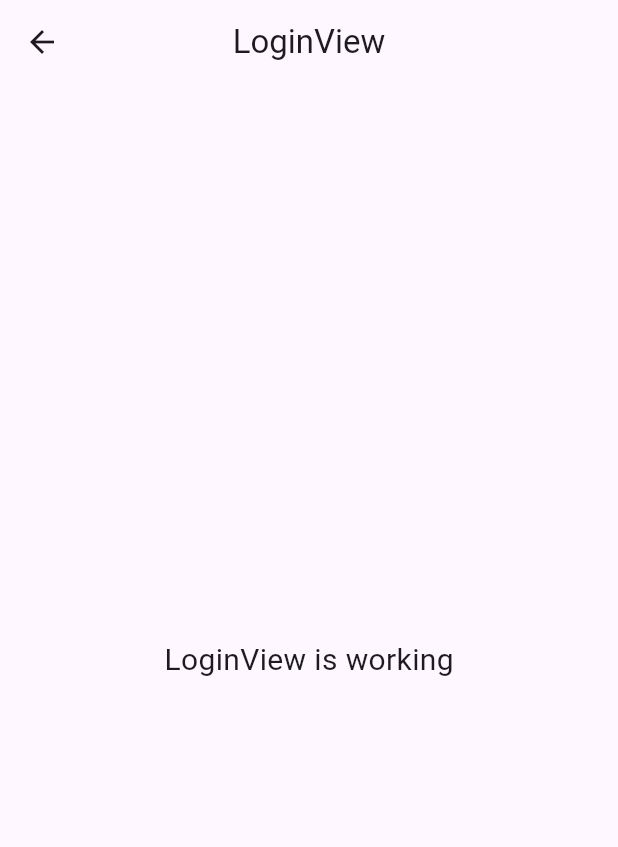
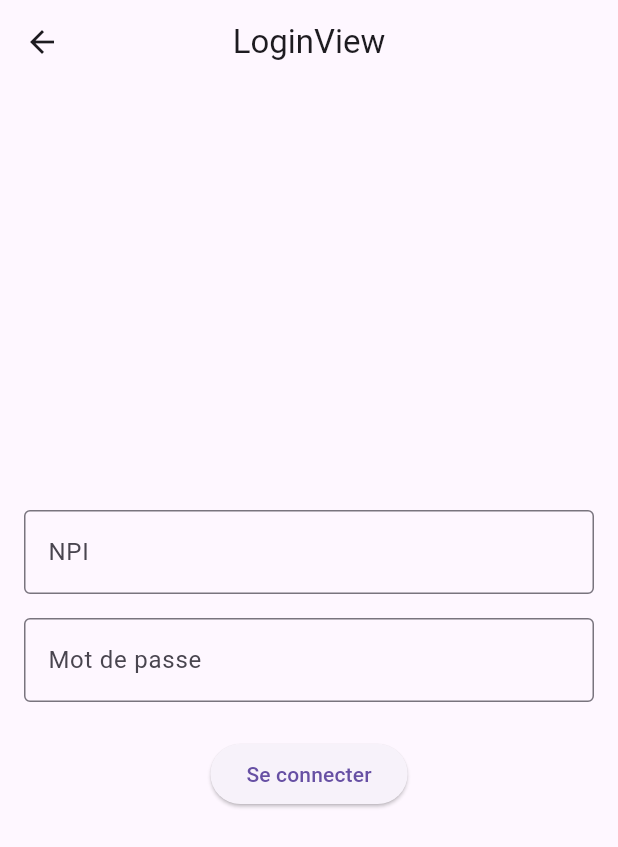
Before and after one commit to arielcarmen/vaccination_book_app, a Flutter app: the screen it shows after launch, after a tap on "patient", on a phone screen of 412 x 824 dp. Shown: the top 847 px of the screen. Run offline on Flutter 3.47's test engine with Material 3 defaults, Android fonts, the light colour scheme and no system bars; our stand-ins replace get.

Commit message:
feat: login page

```diff
--- a/lib/app/modules/login/controllers/login_controller.dart
+++ b/lib/app/modules/login/controllers/login_controller.dart
@@ -1,23 +1,24 @@
+import 'package:flutter/cupertino.dart';
 import 'package:get/get.dart';
+import 'package:vaccination_book_app/app/services/ApiService.dart';
 
 class LoginController extends GetxController {
-  //TODO: Implement LoginController
+  ApiService api = ApiService('http://0.0.0.0:8000');
+  final npiController = TextEditingController();
+  final passwordController = TextEditingController();
 
-  final count = 0.obs;
-  @override
-  void onInit() {
-    super.onInit();
+  void login() {
+    String npi = npiController.text.trim();
+    String password = passwordController.text.trim();
+
+    if (npi.isEmpty || password.isEmpty) {
+      Get.snackbar('Erreur', 'Veuillez entrer votre NPI et votre mot de passe');
+    } else {
+      var data = {
+        "npi": npi,
+        "password": password
+      };
+      api.login('login', data);
+    }
   }
-
-  @override
-  void onReady() {
-    super.onReady();
-  }
-
-  @override
-  void onClose() {
-    super.onClose();
-  }
-
-  void increment() => count.value++;
 }
--- a/lib/app/modules/login/views/login_view.dart
+++ b/lib/app/modules/login/views/login_view.dart
@@ -13,10 +13,34 @@ class LoginView extends GetView<LoginController> {
         title: const Text('LoginView'),
         centerTitle: true,
       ),
-      body: const Center(
-        child: Text(
-          'LoginView is working',
-          style: TextStyle(fontSize: 20),
+      body: Padding(
+        padding: const EdgeInsets.all(16.0),
+        child: Column(
+          mainAxisAlignment: MainAxisAlignment.center,
+          children: [
+            TextField(
+              controller: controller.npiController,
+              decoration: const InputDecoration(
+                labelText: 'NPI',
+                border: OutlineInputBorder(),
+              ),
+              keyboardType: TextInputType.text,
+            ),
+            const SizedBox(height: 16.0),
+            TextField(
+              controller: controller.passwordController,
+              decoration: const InputDecoration(
+                labelText: 'Mot de passe',
+                border: OutlineInputBorder(),
+              ),
+              obscureText: true,
+            ),
+            const SizedBox(height: 24.0),
+            ElevatedButton(
+              onPressed: controller.login,
+              child: const Text('Se connecter'),
+            ),
+          ],
         ),
       ),
     );
```
Also changed, not shown: lib/app/services/ApiService.dart (+18 -0 lines).
